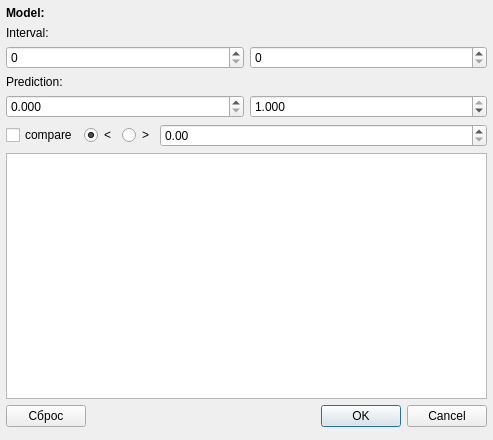
Before: the Qt Designer form qt/corrected_model_pred.ui in idergunoff/geovel_1.0, drawn with Qt 5.
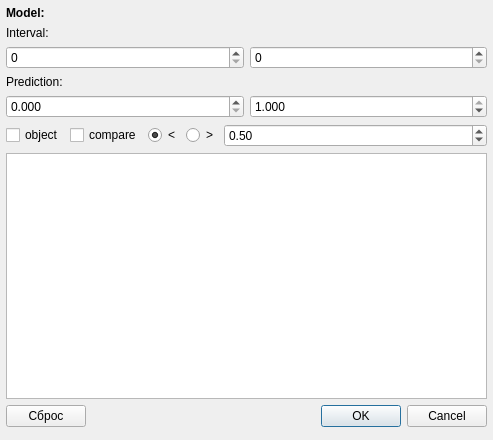
After: the same form once the commit is applied.

Commit message: corrected_model_pred

Patch:
```diff
--- a/qt/corrected_model_pred.ui
+++ b/qt/corrected_model_pred.ui
@@ -13,7 +13,7 @@
   <property name="windowTitle">
    <string>Corrected Model Prediction</string>
   </property>
-  <widget class="QWidget" name="">
+  <widget class="QWidget" name="layoutWidget">
    <property name="geometry">
     <rect>
      <x>6</x>
@@ -102,7 +102,14 @@
      </layout>
     </item>
     <item>
-     <layout class="QHBoxLayout" name="horizontalLayout_3" stretch="0,0,0,1">
+     <layout class="QHBoxLayout" name="horizontalLayout_3" stretch="0,0,0,0,1">
+      <item>
+       <widget class="QCheckBox" name="checkBox_for_obj">
+        <property name="text">
+         <string>object</string>
+        </property>
+       </widget>
+      </item>
       <item>
        <widget class="QCheckBox" name="checkBox_compare">
         <property name="text">
@@ -128,7 +135,17 @@
        </widget>
       </item>
       <item>
-       <widget class="QDoubleSpinBox" name="doubleSpinBox_value"/>
+       <widget class="QDoubleSpinBox" name="doubleSpinBox_value">
+        <property name="maximum">
+         <double>10000.000000000000000</double>
+        </property>
+        <property name="singleStep">
+         <double>0.100000000000000</double>
+        </property>
+        <property name="value">
+         <double>0.500000000000000</double>
+        </property>
+       </widget>
       </item>
      </layout>
     </item>
```
The commit also changes 6 other files.
